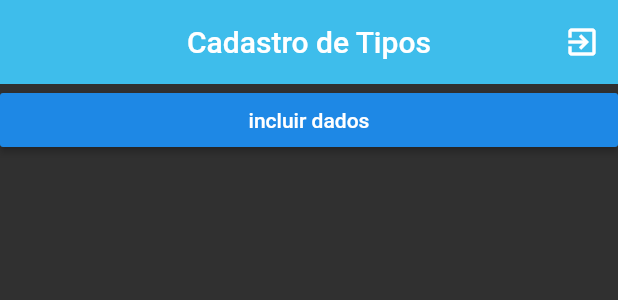
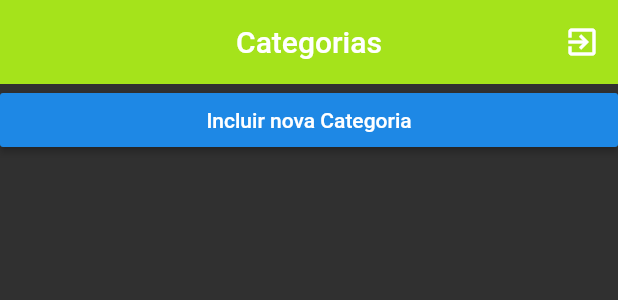
Before and after one commit to rezlucas/tcc, a Flutter app: the TiposPage widget shown alone on an empty page, opened directly, on a phone screen of 412 x 824 dp. Shown: the top 300 px of the screen. Run offline on Flutter 3.47's test engine with Material 2 defaults, Android fonts, the light colour scheme and no system bars; our stand-ins replace cloud_firestore, firebase_auth, font_awesome_flutter, google_sign_in; missing offline and left inert: bloc_pattern, flutter_facebook_login; accounts and stored records are empty.

Commit message:
Terceiro Commit

```diff
--- a/lib/screens/authenticate/register.dart
+++ b/lib/screens/authenticate/register.dart
@@ -25,7 +25,7 @@ class _RegisterState extends State<Register> {
                 image: AssetImage("lib/img/Background-Registrar.png"),
                 alignment: Alignment.topCenter,
                 fit: BoxFit.cover)),
-        padding: EdgeInsets.symmetric(vertical: 20.0, horizontal: 50.0),
+        padding: EdgeInsets.symmetric(vertical: 70.0, horizontal: 50.0),
         child: Form(
           child: ListView(
             children: <Widget>[
@@ -63,7 +63,7 @@ class _RegisterState extends State<Register> {
               SizedBox(height: 20.0),
               Container(
                 child: RaisedButton(
-                    color: Color(0xFF04a090),
+                    color: Color(0xFFA5E31B),
                     child: Row(
                       crossAxisAlignment: CrossAxisAlignment.center,
                       mainAxisAlignment: MainAxisAlignment.center,
@@ -74,7 +74,7 @@ class _RegisterState extends State<Register> {
                         ),
                         Text(
                           '  Cadastrar',
-                          style: TextStyle(color: Colors.white),
+                          style: TextStyle(color: Color(0xFF533493)),
                         ),
                       ],
                     ),
--- a/lib/screens/authenticate/sign_in.dart
+++ b/lib/screens/authenticate/sign_in.dart
@@ -60,7 +60,7 @@ class _SignInState extends State<SignIn> {
                 image: AssetImage("lib/img/Background-Login.png"),
                 alignment: Alignment.topCenter,
                 fit: BoxFit.cover)),
-        padding: EdgeInsets.symmetric(vertical: 20.0, horizontal: 50.0),
+        padding: EdgeInsets.symmetric(vertical: 70.0, horizontal: 50.0),
         child: Form(
           child: ListView(
             children: <Widget>[
@@ -88,7 +88,7 @@ class _SignInState extends State<SignIn> {
               SizedBox(height: 20.0),
               Container(
                 child: RaisedButton(
-                    color: Color(0xFF3EBDEB),
+                    color: Color(0xFFA5E31B),
                     child: Row(
                       crossAxisAlignment: CrossAxisAlignment.center,
                       mainAxisAlignment: MainAxisAlignment.center,
@@ -99,7 +99,7 @@ class _SignInState extends State<SignIn> {
                         ),
                         Text(
                           '  Logar',
-                          style: TextStyle(color: Colors.white),
+                          style: TextStyle(color: Color(0xFF533493)),
                         ),
                       ],
                     ),
--- a/lib/screens/cadastros/tipos.dart
+++ b/lib/screens/cadastros/tipos.dart
@@ -3,6 +3,7 @@ import 'package:flutter/rendering.dart';
 import 'package:font_awesome_flutter/font_awesome_flutter.dart';
 import 'package:tcc/models/tipomodel.dart';
 import 'package:tcc/repositories/tiporepository.dart';
+import 'package:tcc/screens/cadastros/tiposform.dart';
 import 'package:tcc/screens/template.dart';
 
 class TiposPage extends StatefulWidget {
@@ -22,17 +23,21 @@ class _TiposPageState extends State<TiposPage> {
   Widget build(BuildContext context) {
     final ScrollController scrollController = ScrollController();
     return Template(
-      titulo: "Cadastro de Tipos",
+      titulo: "Categorias",
       body: StreamBuilder(
         stream: _tipoRepository.listarTipos(),
         builder: (context, snapshot) => !snapshot.hasData
-            ? null
+            ? Text("Carregando")
             : ListView(
                 scrollDirection: Axis.vertical,
                 children: <Widget>[
                   RaisedButton(
-                    onPressed: () => {_tipoRepository.add(tipo)},
-                    child: Text("incluir dados"),
+                    onPressed: () => Navigator.push(
+                      context,
+                      MaterialPageRoute(
+                          builder: (context) => CadastrarCategoria()),
+                    ),
+                    child: Text("Incluir nova Categoria"),
                   ),
                   Container(
                     height: MediaQuery.of(context).size.height * .85,
@@ -41,7 +46,7 @@ class _TiposPageState extends State<TiposPage> {
                       shrinkWrap: true,
                       itemBuilder: (ctx, index) {
                         return Card(
-                          color: Colors.grey[800],
+                          color: Color(0xFFDDDDDD),
                           child: Container(
                             padding: EdgeInsets.all(0),
                             child: Row(
--- a/lib/screens/template.dart
+++ b/lib/screens/template.dart
@@ -15,7 +15,7 @@ class Template extends StatelessWidget {
         appBar: AppBar(
           title: Text(titulo),
           centerTitle: true,
-          backgroundColor: Color(0xFF3EBDEB),
+          backgroundColor: Color(0xFFA5E31B),
           elevation: 0.0,
           actions: <Widget>[
             IconButton(
--- a/pubspec.yaml
+++ b/pubspec.yaml
@@ -89,3 +89,4 @@ flutter:
     - lib/img/Gmail-Logo.png
     - lib/img/Logar-Logo.png
     - lib/img/Background-Registrar.png
+    - lib/img/Background-Login.pdf
```
Also changed, not shown: lib/screens/cadastros/tiposform.dart (+87 -0 lines), lib/img/Background-Login.png, lib/img/Background-Login1.png (added), lib/img/Background-Registrar.png, lib/img/Background-Registrar1.png (added), lib/img/Logar-Logo.png, lib/img/Logar-Logo1.png (added), 1 other file.
